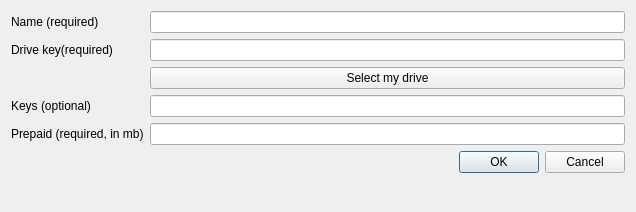
proximax-storage/cpp-xpx-storage-user-app, file UserApp/AddDownloadChannelDialog.ui: the form before one commit.
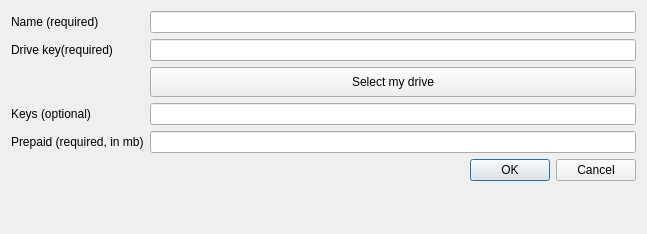
The form after the commit.

```diff
--- a/UserApp/AddDownloadChannelDialog.ui
+++ b/UserApp/AddDownloadChannelDialog.ui
@@ -9,8 +9,8 @@
    <rect>
     <x>0</x>
     <y>0</y>
-    <width>636</width>
-    <height>212</height>
+    <width>647</width>
+    <height>234</height>
    </rect>
   </property>
   <property name="windowTitle">
@@ -44,52 +44,56 @@
        <item row="1" column="1">
         <widget class="QLineEdit" name="driveKey"/>
        </item>
-       <item row="2" column="1">
-        <widget class="QPushButton" name="m_selectMyDriveBtn">
-         <property name="sizePolicy">
-          <sizepolicy hsizetype="Minimum" vsizetype="Maximum">
-           <horstretch>0</horstretch>
-           <verstretch>0</verstretch>
-          </sizepolicy>
-         </property>
-         <property name="minimumSize">
-          <size>
-           <width>0</width>
-           <height>0</height>
-          </size>
-         </property>
-         <property name="text">
-          <string>Select my drive</string>
-         </property>
-        </widget>
-       </item>
-       <item row="3" column="0">
+       <item row="5" column="0">
         <widget class="QLabel" name="keys">
          <property name="text">
           <string>Keys (optional)</string>
          </property>
         </widget>
        </item>
-       <item row="3" column="1">
+       <item row="5" column="1">
         <widget class="QLineEdit" name="keysLine"/>
        </item>
-       <item row="4" column="0">
+       <item row="6" column="0">
         <widget class="QLabel" name="prepaidAmount">
          <property name="text">
           <string>Prepaid (required, in mb)</string>
          </property>
         </widget>
        </item>
-       <item row="4" column="1">
+       <item row="6" column="1">
         <widget class="QLineEdit" name="prepaidAmountLine"/>
        </item>
-       <item row="5" column="1">
+       <item row="7" column="1">
         <widget class="QDialogButtonBox" name="buttonBox">
          <property name="standardButtons">
           <set>QDialogButtonBox::Cancel|QDialogButtonBox::Ok</set>
          </property>
         </widget>
        </item>
+       <item row="3" column="1">
+        <layout class="QVBoxLayout" name="verticalLayout_3">
+         <item>
+          <widget class="QPushButton" name="m_selectMyDriveBtn">
+           <property name="sizePolicy">
+            <sizepolicy hsizetype="Minimum" vsizetype="Maximum">
+             <horstretch>0</horstretch>
+             <verstretch>0</verstretch>
+            </sizepolicy>
+           </property>
+           <property name="minimumSize">
+            <size>
+             <width>0</width>
+             <height>30</height>
+            </size>
+           </property>
+           <property name="text">
+            <string>Select my drive</string>
+           </property>
+          </widget>
+         </item>
+        </layout>
+       </item>
       </layout>
      </item>
     </layout>
```
